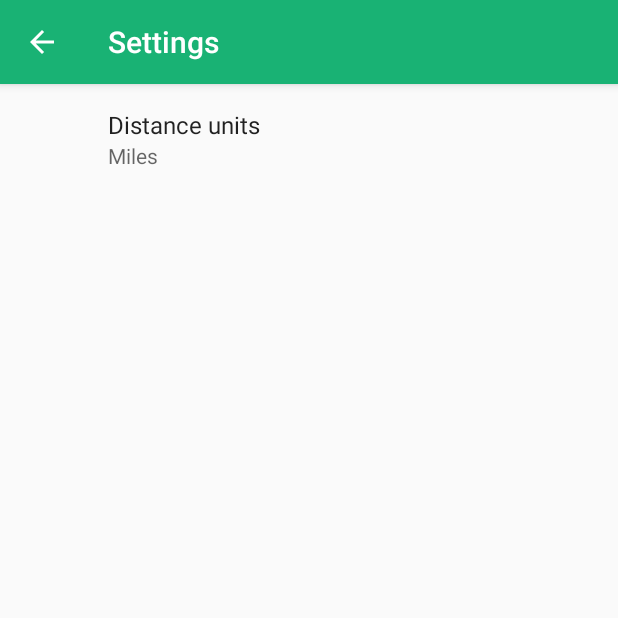
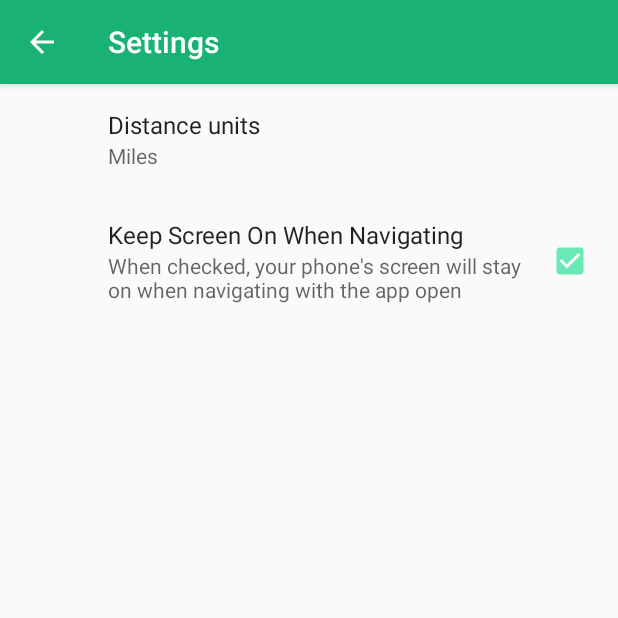
Before and after one commit to gregott91/PointMe, an Android app: the ArrowFragment screen opened through its navigation route, in the options menu, after a tap on "Settings", on a phone screen of 412 x 824 dp, the top half of it. Run offline under Robolectric (Android 15) with nearby library versions, the phone set to English and light mode, and no system bars; our stand-ins replace Dagger/Hilt's generated code, Room's generated code, androidx.preference; 6 statements that could not run were skipped.

Commit message:
Added keep on setting

```diff
--- a/app/src/main/java/com/ottsandbox/pointme/ArrowFragment.kt
+++ b/app/src/main/java/com/ottsandbox/pointme/ArrowFragment.kt
@@ -8,6 +8,7 @@ import android.text.method.LinkMovementMethod
 import android.view.LayoutInflater
 import android.view.View
 import android.view.ViewGroup
+import android.view.WindowManager
 import android.view.animation.Animation
 import android.view.animation.RotateAnimation
 import android.widget.Button
@@ -23,6 +24,7 @@ import com.ottsandbox.pointme.logic.managers.NavigationOperationManager
 import com.ottsandbox.pointme.logic.managers.NavigationRequestManager
 import com.ottsandbox.pointme.logic.managers.PermissionManager
 import com.ottsandbox.pointme.logic.settings.DistancePreferenceManager
+import com.ottsandbox.pointme.logic.settings.PreferenceManager
 import com.ottsandbox.pointme.models.Coordinate
 import com.ottsandbox.pointme.models.dtos.NavigationRequestCoordinate
 import com.ottsandbox.pointme.models.entities.NavigationOperation
@@ -59,6 +61,7 @@ class ArrowFragment : Fragment() {
     @Inject lateinit var orientationSensor: OrientationSensor
     @Inject lateinit var locationManagerProxy: LocationManagerProxy
     @Inject lateinit var messageDisplayer: MessageDisplayer
+    @Inject lateinit var preferenceManager: PreferenceManager
 
     private lateinit var navigationOperation: NavigationOperation
     private lateinit var destination: NavigationRequestCoordinate
@@ -107,6 +110,10 @@ class ArrowFragment : Fragment() {
         super.onResume()
 
         initViewElements()
+
+        if (preferenceManager.keepOn) {
+            activity!!.window.addFlags(WindowManager.LayoutParams.FLAG_KEEP_SCREEN_ON)
+        }
 
         destinationHeading!!.text = String.format(resources.getString(R.string.heading_destination), destination.placeName)
         orientationSensor.registerListener(sensorListener)
--- a/app/src/main/java/com/ottsandbox/pointme/logic/settings/DistancePreferenceManager.kt
+++ b/app/src/main/java/com/ottsandbox/pointme/logic/settings/DistancePreferenceManager.kt
@@ -8,19 +8,12 @@ import com.ottsandbox.pointme.models.MilesDistanceUnit
 import dagger.hilt.android.qualifiers.ApplicationContext
 import javax.inject.Inject
 
-class DistancePreferenceManager @Inject constructor(
-    @ApplicationContext private val context: Context,
-    private val proxy: PreferenceProxy
-) {
+class DistancePreferenceManager @Inject constructor(private val preferenceManager: PreferenceManager) {
     fun getDistancePreference(): IDistanceUnit {
-        return when(val distancePreference = getDistancePreferenceValue()) {
+        return when(val distancePreference = preferenceManager.distancePreference) {
             "miles" -> MilesDistanceUnit()
             "kilometers" -> KilometersDistanceUnit()
             else -> throw NotImplementedError("Unable to parse distance preference $distancePreference")
         }
     }
-
-    private fun getDistancePreferenceValue(): String? {
-        return proxy.getStringPreference(context.resources.getString(R.string.distance_settings_key), context)
-    }
 }
--- /dev/null
+++ b/app/src/main/java/com/ottsandbox/pointme/logic/settings/PreferenceManager.kt
@@ -0,0 +1,22 @@
+package com.ottsandbox.pointme.logic.settings
+
+import android.content.Context
+import com.ottsandbox.pointme.R
+import dagger.hilt.android.qualifiers.ApplicationContext
+import javax.inject.Inject
+
+class PreferenceManager @Inject constructor(
+    private val preferenceProxy: PreferenceProxy,
+    @ApplicationContext private val context: Context) {
+    val distancePreference: String
+        get() = preferenceProxy.getStringPreference(
+            context.resources.getString(R.string.distance_settings_key),
+            context.resources.getString(R.string.default_distance_setting),
+            context)
+
+    val keepOn: Boolean
+        get() = preferenceProxy.getBooleanPreference(
+            context.resources.getString(R.string.keep_on_settings_key),
+            context.resources.getString(R.string.default_keepon_setting).toBoolean(),
+            context)
+}
--- a/app/src/main/java/com/ottsandbox/pointme/logic/settings/PreferenceProxy.kt
+++ b/app/src/main/java/com/ottsandbox/pointme/logic/settings/PreferenceProxy.kt
@@ -7,9 +7,14 @@ import com.ottsandbox.pointme.R
 import javax.inject.Inject
 
 class PreferenceProxy @Inject constructor() {
-    fun getStringPreference(key: String, context: Context): String? {
+    fun getStringPreference(key: String, defaultValue: String, context: Context): String {
         var preferences = getSharedPreferences(context)
-        return preferences.getString(key, context.resources.getString(R.string.default_distance_setting))
+        return preferences.getString(key, defaultValue)!!
+    }
+
+    fun getBooleanPreference(key: String, defaultValue: Boolean, context: Context): Boolean {
+        var preferences = getSharedPreferences(context)
+        return preferences.getBoolean(key, defaultValue)!!
     }
 
     private fun getSharedPreferences(context: Context): SharedPreferences {
--- a/app/src/main/res/values/strings.xml
+++ b/app/src/main/res/values/strings.xml
@@ -24,4 +24,8 @@
     <string name="title_activity_settings">Settings</string>
     <string name="distance_settings_key">Settings</string>
     <string name="default_distance_setting">miles</string>
+    <string name="keep_on_settings_key">KeepScreenOn</string>
+    <string name="keep_on_settings_title">Keep Screen On When Navigating</string>
+    <string name="keep_on_settings_summary">When checked, your phone\'s screen will stay on when navigating with the app open</string>
+    <string name="default_keepon_setting">true</string>
 </resources>
--- a/app/src/main/res/xml/root_preferences.xml
+++ b/app/src/main/res/xml/root_preferences.xml
@@ -6,4 +6,9 @@
         app:key="@string/distance_settings_key"
         app:title="@string/distance_title"
         app:useSimpleSummaryProvider="true" />
+    <CheckBoxPreference
+        app:defaultValue="@string/default_keepon_setting"
+        app:key="@string/keep_on_settings_key"
+        app:title="@string/keep_on_settings_title"
+        app:summary="@string/keep_on_settings_summary"/>
 </PreferenceScreen>
```
Also changed, not shown: 1 other file.
